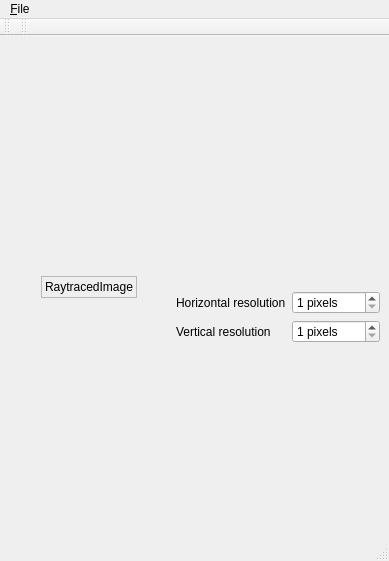
This is lib/mainwindow.ui in thiagowfx/raytracer-lcg-2014 as Qt 5 draws it before an edit. The edited form follows.
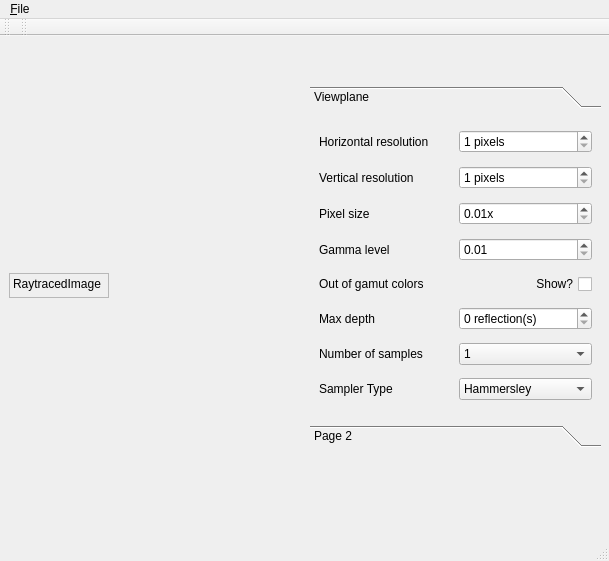
This is the edited form.

Patch:
```diff
--- a/lib/mainwindow.ui
+++ b/lib/mainwindow.ui
@@ -6,7 +6,7 @@
    <rect>
     <x>0</x>
     <y>0</y>
-    <width>389</width>
+    <width>609</width>
     <height>561</height>
    </rect>
   </property>
@@ -17,39 +17,100 @@
    <string>Raytracer</string>
   </property>
   <widget class="QWidget" name="centralwidget">
-   <layout class="QGridLayout" name="gridLayout">
-    <item row="0" column="0" rowspan="2" alignment="Qt::AlignHCenter|Qt::AlignVCenter">
-     <widget class="QLabel" name="raytracedImage">
-      <property name="sizePolicy">
-       <sizepolicy hsizetype="Expanding" vsizetype="Expanding">
-        <horstretch>0</horstretch>
-        <verstretch>0</verstretch>
-       </sizepolicy>
-      </property>
-      <property name="frameShape">
-       <enum>QFrame::StyledPanel</enum>
-      </property>
-      <property name="text">
-       <string>RaytracedImage</string>
-      </property>
-      <property name="alignment">
-       <set>Qt::AlignLeading|Qt::AlignLeft|Qt::AlignTop</set>
-      </property>
-     </widget>
-    </item>
-    <item row="1" column="1">
-     <layout class="QFormLayout" name="formLayout">
-      <property name="fieldGrowthPolicy">
-       <enum>QFormLayout::AllNonFixedFieldsGrow</enum>
-      </property>
-      <item row="0" column="0">
+   <widget class="QLabel" name="raytracedImage">
+    <property name="geometry">
+     <rect>
+      <x>9</x>
+      <y>237</y>
+      <width>100</width>
+      <height>25</height>
+     </rect>
+    </property>
+    <property name="sizePolicy">
+     <sizepolicy hsizetype="Expanding" vsizetype="Expanding">
+      <horstretch>0</horstretch>
+      <verstretch>0</verstretch>
+     </sizepolicy>
+    </property>
+    <property name="frameShape">
+     <enum>QFrame::StyledPanel</enum>
+    </property>
+    <property name="text">
+     <string>RaytracedImage</string>
+    </property>
+    <property name="alignment">
+     <set>Qt::AlignLeading|Qt::AlignLeft|Qt::AlignTop</set>
+    </property>
+   </widget>
+   <widget class="QToolBox" name="Viewplane">
+    <property name="geometry">
+     <rect>
+      <x>310</x>
+      <y>50</y>
+      <width>291</width>
+      <height>361</height>
+     </rect>
+    </property>
+    <property name="currentIndex">
+     <number>0</number>
+    </property>
+    <widget class="QWidget" name="page">
+     <property name="geometry">
+      <rect>
+       <x>0</x>
+       <y>0</y>
+       <width>291</width>
+       <height>299</height>
+      </rect>
+     </property>
+     <attribute name="label">
+      <string>Viewplane</string>
+     </attribute>
+     <layout class="QGridLayout" name="gridLayout">
+      <item row="3" column="0">
+       <widget class="QLabel" name="pixelSizeLabel">
+        <property name="text">
+         <string>Pixel size</string>
+        </property>
+       </widget>
+      </item>
+      <item row="1" column="0">
        <widget class="QLabel" name="horizontalResolutionLabel">
         <property name="text">
          <string>Horizontal resolution</string>
         </property>
        </widget>
       </item>
-      <item row="0" column="1">
+      <item row="3" column="1">
+       <widget class="QDoubleSpinBox" name="pixelSizeDoubleSpinBox">
+        <property name="suffix">
+         <string>x</string>
+        </property>
+        <property name="minimum">
+         <double>0.010000000000000</double>
+        </property>
+        <property name="singleStep">
+         <double>0.100000000000000</double>
+        </property>
+       </widget>
+      </item>
+      <item row="1" column="1">
+       <widget class="QSpinBox" name="verticalResolutionSpinBox">
+        <property name="suffix">
+         <string> pixels</string>
+        </property>
+        <property name="minimum">
+         <number>1</number>
+        </property>
+        <property name="maximum">
+         <number>1000</number>
+        </property>
+        <property name="singleStep">
+         <number>10</number>
+        </property>
+       </widget>
+      </item>
+      <item row="2" column="1">
        <widget class="QSpinBox" name="horizontalResolutionSpinBox">
         <property name="suffix">
          <string> pixels</string>
@@ -65,39 +126,204 @@
         </property>
        </widget>
       </item>
-      <item row="1" column="0">
+      <item row="2" column="0">
        <widget class="QLabel" name="verticalResolution">
         <property name="text">
          <string>Vertical resolution</string>
         </property>
        </widget>
       </item>
-      <item row="1" column="1">
-       <widget class="QSpinBox" name="verticalResolutionSpinBox">
-        <property name="suffix">
-         <string> pixels</string>
+      <item row="5" column="0">
+       <widget class="QLabel" name="gammaLevelLabel">
+        <property name="text">
+         <string>Gamma level</string>
         </property>
+       </widget>
+      </item>
+      <item row="5" column="1">
+       <widget class="QDoubleSpinBox" name="gammaLevelDoubleSpinBox">
         <property name="minimum">
-         <number>1</number>
-        </property>
-        <property name="maximum">
-         <number>1000</number>
+         <double>0.010000000000000</double>
         </property>
         <property name="singleStep">
+         <double>0.100000000000000</double>
+        </property>
+       </widget>
+      </item>
+      <item row="7" column="1">
+       <widget class="QCheckBox" name="outOfGamutCheckBox">
+        <property name="layoutDirection">
+         <enum>Qt::RightToLeft</enum>
+        </property>
+        <property name="text">
+         <string>Show?</string>
+        </property>
+       </widget>
+      </item>
+      <item row="8" column="0">
+       <widget class="QLabel" name="maxDepthLabel">
+        <property name="text">
+         <string>Max depth</string>
+        </property>
+       </widget>
+      </item>
+      <item row="9" column="0">
+       <widget class="QLabel" name="numberofSamplesLabel">
+        <property name="text">
+         <string>Number of samples</string>
+        </property>
+       </widget>
+      </item>
+      <item row="8" column="1">
+       <widget class="QSpinBox" name="maxDepthSpinBox">
+        <property name="suffix">
+         <string> reflection(s)</string>
+        </property>
+        <property name="maximum">
          <number>10</number>
         </property>
        </widget>
       </item>
+      <item row="10" column="0">
+       <widget class="QLabel" name="samplerTypeLabel">
+        <property name="text">
+         <string>Sampler Type</string>
+        </property>
+       </widget>
+      </item>
+      <item row="10" column="1">
+       <widget class="QComboBox" name="samplerTypeComboBox">
+        <item>
+         <property name="text">
+          <string>Hammersley</string>
+         </property>
+        </item>
+        <item>
+         <property name="text">
+          <string>Jittered</string>
+         </property>
+        </item>
+        <item>
+         <property name="text">
+          <string>MultiJittered</string>
+         </property>
+        </item>
+        <item>
+         <property name="text">
+          <string>NRooks</string>
+         </property>
+        </item>
+        <item>
+         <property name="text">
+          <string>PureRandom</string>
+         </property>
+        </item>
+        <item>
+         <property name="text">
+          <string>Regular</string>
+         </property>
+        </item>
+       </widget>
+      </item>
+      <item row="9" column="1">
+       <widget class="QComboBox" name="numberofSamplesComboBox">
+        <item>
+         <property name="text">
+          <string>1</string>
+         </property>
+        </item>
+        <item>
+         <property name="text">
+          <string>2</string>
+         </property>
+        </item>
+        <item>
+         <property name="text">
+          <string>3</string>
+         </property>
+        </item>
+        <item>
+         <property name="text">
+          <string>4</string>
+         </property>
+        </item>
+        <item>
+         <property name="text">
+          <string>5</string>
+         </property>
+        </item>
+        <item>
+         <property name="text">
+          <string>8</string>
+         </property>
+        </item>
+        <item>
+         <property name="text">
+          <string>10</string>
+         </property>
+        </item>
+        <item>
+         <property name="text">
+          <string>16</string>
+         </property>
+        </item>
+        <item>
+         <property name="text">
+          <string>32</string>
+         </property>
+        </item>
+        <item>
+         <property name="text">
+          <string>64</string>
+         </property>
+        </item>
+        <item>
+         <property name="text">
+          <string>128</string>
+         </property>
+        </item>
+        <item>
+         <property name="text">
+          <string>256</string>
+         </property>
+        </item>
+        <item>
+         <property name="text">
+          <string>512</string>
+         </property>
+        </item>
+       </widget>
+      </item>
+      <item row="7" column="0">
+       <widget class="QLabel" name="outOfGamutLabel">
+        <property name="text">
+         <string>Out of gamut colors</string>
+        </property>
+       </widget>
+      </item>
      </layout>
-    </item>
-   </layout>
+    </widget>
+    <widget class="QWidget" name="page_2">
+     <property name="geometry">
+      <rect>
+       <x>0</x>
+       <y>0</y>
+       <width>291</width>
+       <height>299</height>
+      </rect>
+     </property>
+     <attribute name="label">
+      <string>Page 2</string>
+     </attribute>
+    </widget>
+   </widget>
   </widget>
   <widget class="QMenuBar" name="menubar">
    <property name="geometry">
     <rect>
      <x>0</x>
      <y>0</y>
-     <width>389</width>
+     <width>609</width>
      <height>22</height>
     </rect>
    </property>
```
